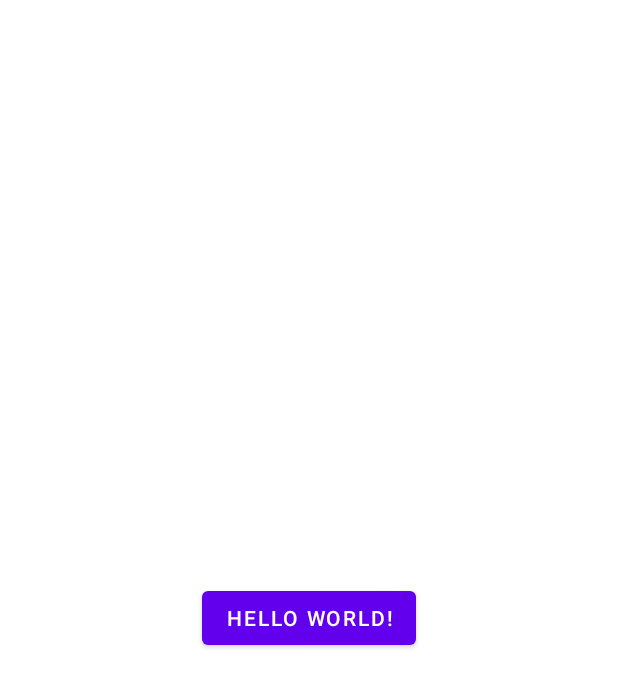
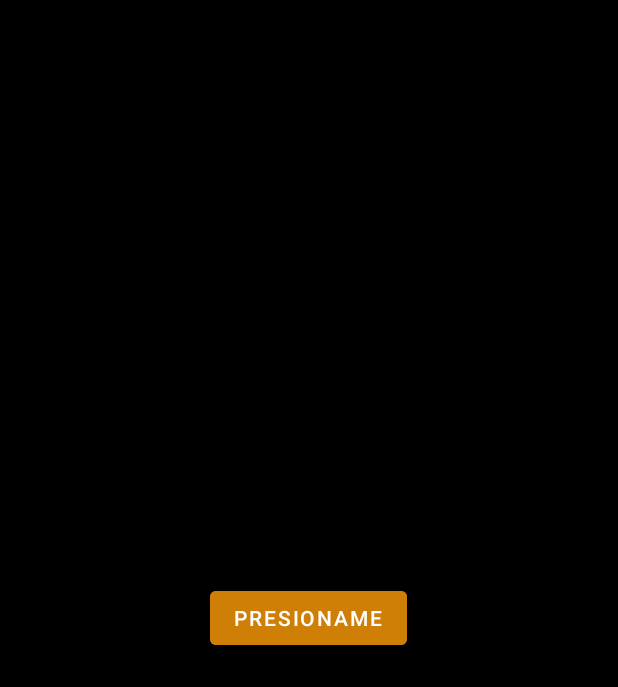
Before and after one commit to ChristopherG19/LabCalculadora-UVG2021, an Android app: the layout activity_main.xml on its own in the app's theme, with its tools: preview values and no code run, on a phone screen of 412 x 824 dp. Shown: the top 687 px of the screen. Run offline under Robolectric (Android 15) with nearby library versions, the phone set to English and light mode, and no system bars.

Commit message:
Detalles Finales

```diff
--- a/app/src/main/AndroidManifest.xml
+++ b/app/src/main/AndroidManifest.xml
@@ -9,9 +9,9 @@
         android:roundIcon="@mipmap/ic_launcher_round"
         android:supportsRtl="true"
         android:theme="@style/Theme.Lab1_Calculadora_UVG">
+        <activity android:name=".CalculadoraCG"></activity>
 
-
-        <activity android:name=".CalculadoraCG">
+        <activity android:name=".MainActivity">
             <intent-filter>
                 <action android:name="android.intent.action.MAIN" />
 
--- a/app/src/main/java/com/example/lab1_calculadora_uvg/CalculadoraCG.kt
+++ b/app/src/main/java/com/example/lab1_calculadora_uvg/CalculadoraCG.kt
@@ -92,8 +92,6 @@ class CalculadoraCG : AppCompatActivity() {
         btnPoint.setOnClickListener {
             Accion(".")
         }
-
-
         btnMul.setOnClickListener {
             Oper(Mul)
         }
--- a/app/src/main/res/layout/activity_main.xml
+++ b/app/src/main/res/layout/activity_main.xml
@@ -1,19 +1,24 @@
 <?xml version="1.0" encoding="utf-8"?>
-<androidx.constraintlayout.widget.ConstraintLayout xmlns:android="http://schemas.android.com/apk/res/android"
+<LinearLayout
+    xmlns:android="http://schemas.android.com/apk/res/android"
     xmlns:app="http://schemas.android.com/apk/res-auto"
     xmlns:tools="http://schemas.android.com/tools"
     android:layout_width="match_parent"
     android:layout_height="match_parent"
+    android:background="@color/black"
+    android:gravity="center"
     tools:context=".CalculadoraCG">
 
+
     <Button
-        android:id="@+id/btnHello"
+        android:id="@+id/btnInicio"
         android:layout_width="wrap_content"
         android:layout_height="wrap_content"
-        android:text="Hello World!"
+        android:text="Presioname"
+        android:backgroundTint="#CF7E06"
         app:layout_constraintBottom_toBottomOf="parent"
         app:layout_constraintLeft_toLeftOf="parent"
         app:layout_constraintRight_toRightOf="parent"
         app:layout_constraintTop_toTopOf="parent" />
 
-</androidx.constraintlayout.widget.ConstraintLayout>
+</LinearLayout>
```
Also changed, not shown: app/src/main/java/com/example/lab1_calculadora_uvg/MainActivity.kt (added, +21 -0 lines).
